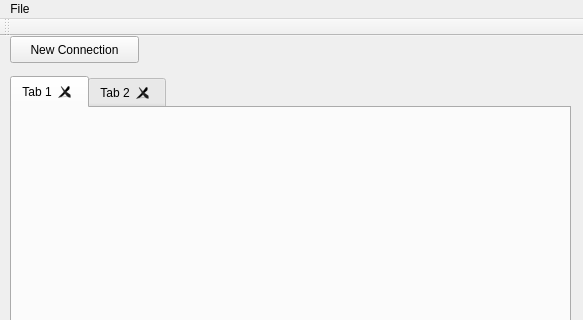
QtLab/linquitto, file mainwindow.ui: the form before one commit; both pictures show x 0 to 583 and y 0 to 320 of the 583 by 563 pixel window.
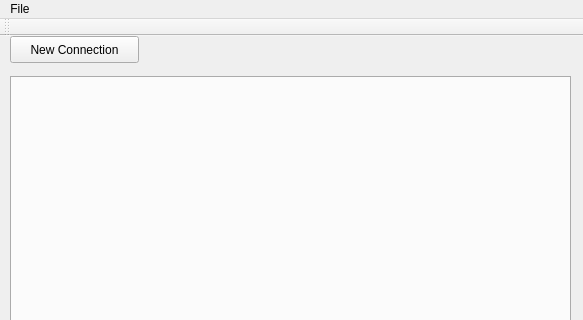
The form after the commit.

Commit message: Unused tabs removed in mainwindow ui file.

Diff of the .ui file:
```diff
--- a/mainwindow.ui
+++ b/mainwindow.ui
@@ -39,16 +39,6 @@
     <property name="tabsClosable">
      <bool>true</bool>
     </property>
-    <widget class="QWidget" name="tab">
-     <attribute name="title">
-      <string>Tab 1</string>
-     </attribute>
-    </widget>
-    <widget class="QWidget" name="tab_2">
-     <attribute name="title">
-      <string>Tab 2</string>
-     </attribute>
-    </widget>
    </widget>
    <widget class="QPushButton" name="createConnectionButton">
     <property name="geometry">
```
Left out of the diff: 2 changed lines with no effect on the pictures. The commit also changes 1 other file.
